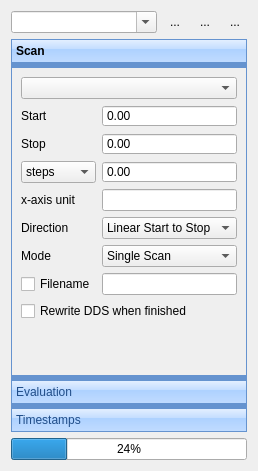
Above: ui/ScanControlUi.ui from MonroeQuantumNetworks/IonControl before the change. Below: the same form after it.
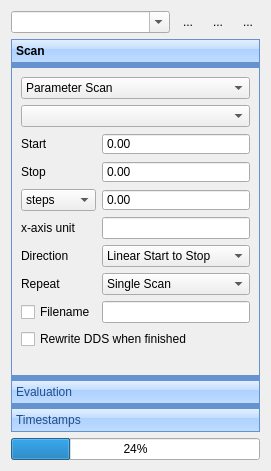
That is the form after the change. Icons and pictures are not drawn. Custom widgets are drawn as their Qt base class.

Commit message: reorganize scan mode selection

The edit to the form file:
```diff
--- a/ui/ScanControlUi.ui
+++ b/ui/ScanControlUi.ui
@@ -6,7 +6,7 @@
    <rect>
     <x>0</x>
     <y>0</y>
-    <width>244</width>
+    <width>271</width>
     <height>471</height>
    </rect>
   </property>
@@ -132,7 +132,7 @@
        <rect>
         <x>0</x>
         <y>0</y>
-        <width>224</width>
+        <width>251</width>
         <height>313</height>
        </rect>
       </property>
@@ -140,6 +140,25 @@
        <string>Scan</string>
       </attribute>
       <layout class="QVBoxLayout" name="verticalLayout_2">
+       <item>
+        <widget class="QComboBox" name="scanModeComboBox">
+         <item>
+          <property name="text">
+           <string>Parameter Scan</string>
+          </property>
+         </item>
+         <item>
+          <property name="text">
+           <string>Step in Place</string>
+          </property>
+         </item>
+         <item>
+          <property name="text">
+           <string>Gate Set Scan</string>
+          </property>
+         </item>
+        </widget>
+       </item>
        <item>
         <widget class="QComboBox" name="comboBoxParameter"/>
        </item>
@@ -214,12 +233,12 @@
          <item row="5" column="0">
           <widget class="QLabel" name="label_4">
            <property name="text">
-            <string>Mode</string>
+            <string>Repeat</string>
            </property>
           </widget>
          </item>
          <item row="5" column="1">
-          <widget class="QComboBox" name="scanModeComboBox">
+          <widget class="QComboBox" name="scanRepeatComboBox">
            <item>
             <property name="text">
              <string>Single Scan</string>
```
Left out of the diff: 116 changed lines with no effect on the pictures. The commit also changes 1 other file.
